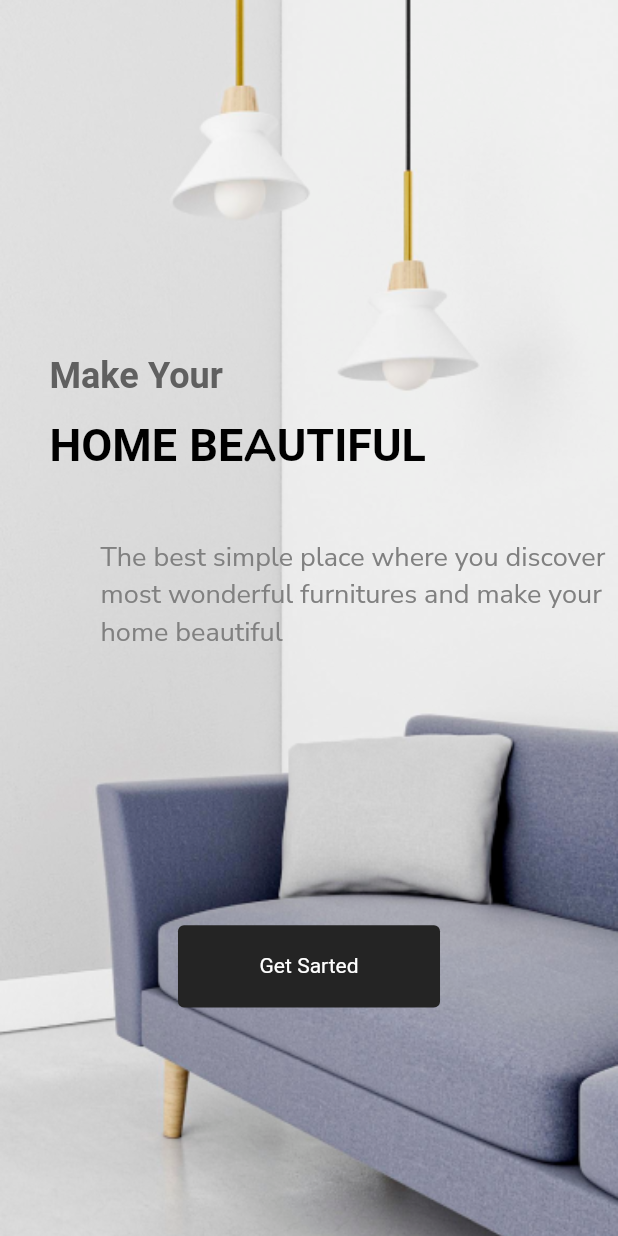
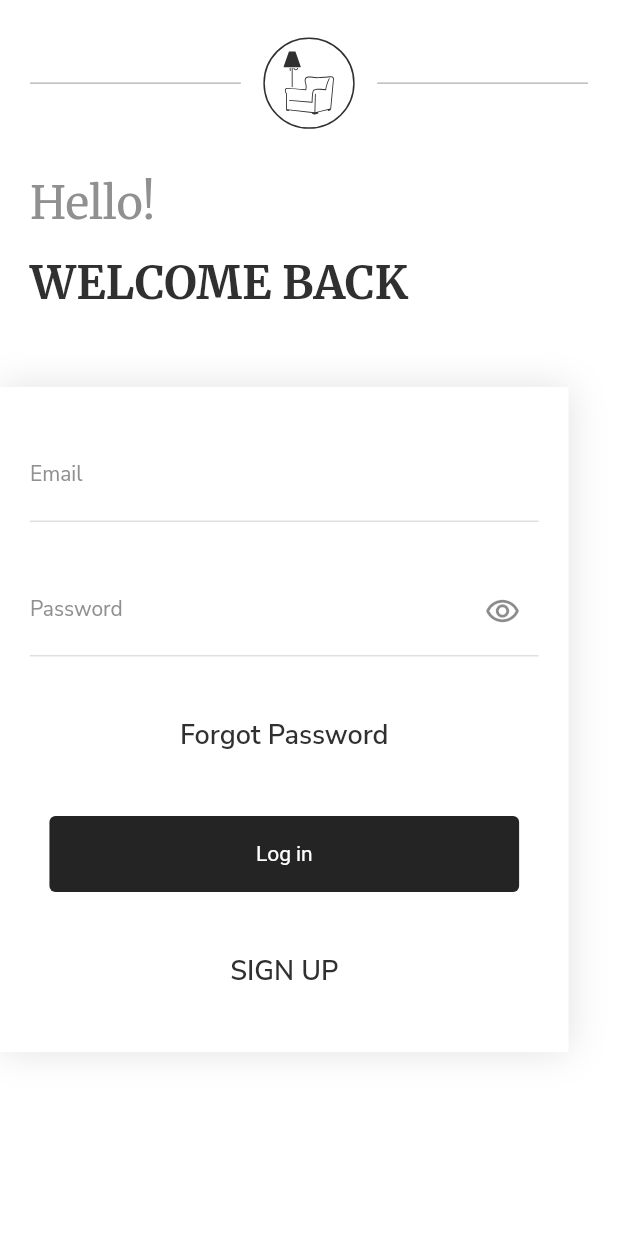
Before and after one commit to Lazizbek97/Furniture_App, a Flutter app: the screen it shows after launch, after a tap on "Get Sarted", on a phone screen of 412 x 824 dp. Run offline on Flutter 3.47's test engine with Material 2 defaults, Android fonts, the phone set to English and light mode, and no system bars; our stand-ins replace flutter_svg, google_fonts; Roboto replaces fonts that are missing (Gelasio).

Commit message:
Sign in/up page added

```diff
--- a/lib/core/utils/constants.dart
+++ b/lib/core/utils/constants.dart
@@ -3,17 +3,30 @@ import 'package:flutter/material.dart';
 class Constants {
   // Font Family
   // Colors
-  static Color subtitleTextColor = const Color(0xff808080);
-  static Color discTextColor = const Color(0xff606060);
+  static Color color80 = const Color(0xff808080);
+  static Color color60 = const Color(0xff606060);
+  static Color color30 = const Color(0xff303030);
+  static Color color90 = const Color(0xff909090);
+
+  static Color dividerColor = const Color(0xffBDBDBD);
+  static Color inputBorderColor = const Color(0xffE0E0E0);
+
 
   // Sizes
   static double boardingTitle1 = 30;
   static double boardingTitle2 = 24;
+  static double disTextSize = 14;
+
+
   // FontWeight
   static FontWeight semiBold = FontWeight.w600;
   static FontWeight bold = FontWeight.w700;
+  static FontWeight regular = FontWeight.w400;
+
 
   // Images
   static String boardingImage = 'assets/images/boarding.png';
+  static String sofaImage = 'assets/images/sofa.svg';
+
   // BorderRadius
 }
--- a/lib/core/utils/router.dart
+++ b/lib/core/utils/router.dart
@@ -1,6 +1,8 @@
 import 'package:flutter/material.dart';
-import 'package:flutter/widgets.dart';
 import 'package:furniture_app/screens/presentations/borading/boarding.dart';
+
+import '../../screens/presentations/sign_in_page/sign_in_page.dart';
+import '../../screens/presentations/sign_up_page/sing_up_page.dart';
 
 class RouteGenerator {
   Route? routeGenerate(RouteSettings settings) {
@@ -8,7 +10,12 @@ class RouteGenerator {
     switch (settings.name) {
       case '/':
         return MaterialPageRoute(builder: (_) => const Boarding());
+      case '/signIn':
+        return MaterialPageRoute(builder: (_) => SignInPage());
+      case '/signUp':
+        return MaterialPageRoute(builder: (_) => SignUpPage());
     }
     return null;
   }
 }
+//
--- a/lib/core/utils/theme.dart
+++ b/lib/core/utils/theme.dart
@@ -8,7 +8,7 @@ class MainTheme {
   static ThemeData light = ThemeData(
     // ? FontFamily
 
-    fontFamily: GoogleFonts.nunito().fontFamily,
+    fontFamily: GoogleFonts.nunitoSans().fontFamily,
 
     // ? Elevated Buttons Style
 
--- /dev/null
+++ b/lib/core/widgets/login_top_part.dart
@@ -0,0 +1,44 @@
+import 'package:flutter/material.dart';
+import 'package:flutter_svg/svg.dart';
+
+import '../utils/constants.dart';
+import '../utils/size_config.dart';
+
+class LoginTopPart extends StatelessWidget {
+  const LoginTopPart({
+    Key? key,
+  }) : super(key: key);
+
+  @override
+  Widget build(BuildContext context) {
+    return Row(
+      children: [
+        Expanded(
+          child: Divider(
+            thickness: 1,
+            color: Constants.dividerColor,
+          ),
+        ),
+        Container(
+          height: getHeight(60),
+          width: getHeight(60),
+          margin: const EdgeInsets.symmetric(horizontal: 15),
+          padding: const EdgeInsets.all(8.0),
+          decoration: BoxDecoration(
+            color: Colors.white,
+            border: Border.all(
+              color: const Color(0xff303030),
+            ),
+            borderRadius: BorderRadius.circular(50),
+          ),
+          child: SvgPicture.asset(Constants.sofaImage),
+        ),
+        Expanded(
+            child: Divider(
+          thickness: 1,
+          color: Constants.dividerColor,
+        )),
+      ],
+    );
+  }
+}
--- /dev/null
+++ b/lib/core/widgets/name_email_input.dart
@@ -0,0 +1,35 @@
+import 'package:flutter/material.dart';
+
+import '../utils/constants.dart';
+
+class EmailNameInput extends StatelessWidget {
+  const EmailNameInput({
+    Key? key,
+    required TextEditingController constroller,
+    required String hintText,
+  })  : _hintText = hintText,
+        _constroller = constroller,
+        super(key: key);
+
+  final TextEditingController _constroller;
+  final String _hintText;
+
+  @override
+  Widget build(BuildContext context) {
+    return TextFormField(
+      controller: _constroller,
+      decoration: InputDecoration(
+        labelText: _hintText,
+        labelStyle: TextStyle(
+          fontSize: Constants.disTextSize,
+          color: Constants.color90,
+        ),
+        enabledBorder: UnderlineInputBorder(
+          borderSide: BorderSide(
+            color: Constants.inputBorderColor,
+          ),
+        ),
+      ),
+    );
+  }
+}
--- /dev/null
+++ b/lib/core/widgets/password_input.dart
@@ -0,0 +1,37 @@
+import 'package:flutter/material.dart';
+
+import '../utils/constants.dart';
+
+class PasswordInput extends StatelessWidget {
+  const PasswordInput({
+    Key? key,
+    required TextEditingController passwordConstroller,
+    required String hintText,
+  })  : _passwordConstroller = passwordConstroller,
+        _hintText = hintText,
+        super(key: key);
+
+  final TextEditingController _passwordConstroller;
+  final String _hintText;
+
+  @override
+  Widget build(BuildContext context) {
+    return TextFormField(
+      controller: _passwordConstroller,
+      obscureText: false,
+      decoration: InputDecoration(
+        labelText: _hintText,
+        labelStyle: TextStyle(
+          fontSize: Constants.disTextSize,
+          color: Constants.color90,
+        ),
+        enabledBorder: UnderlineInputBorder(
+          borderSide: BorderSide(
+            color: Constants.inputBorderColor,
+          ),
+        ),
+        suffixIcon: const Icon(Icons.remove_red_eye_outlined),
+      ),
+    );
+  }
+}
--- a/lib/screens/presentations/borading/boarding.dart
+++ b/lib/screens/presentations/borading/boarding.dart
@@ -31,7 +31,7 @@ class Boarding extends StatelessWidget {
                     "Make Your",
                     style: GoogleFonts.gelasio(
                         fontSize: Constants.boardingTitle2,
-                        color: Constants.discTextColor,
+                        color: Constants.color60,
                         fontWeight: Constants.semiBold),
                   ),
                   SizedBox(
@@ -58,7 +58,7 @@ class Boarding extends StatelessWidget {
               child: Text(
                 "The best simple place where you discover most wonderful furnitures and make your home beautiful",
                 style: GoogleFonts.nunitoSans(
-                  color: Constants.subtitleTextColor,
+                  color: Constants.color80,
                   fontSize: 18,
                 ),
               ),
@@ -70,7 +70,8 @@ class Boarding extends StatelessWidget {
                   height: getHeight(54),
                   width: getWidth(159),
                   child: ElevatedButton(
-                    onPressed: () {},
+                    onPressed: () =>
+                        Navigator.pushReplacementNamed(context, "/signIn"),
                     child: const Text("Get Sarted"),
                     style: ElevatedButton.styleFrom(),
                   ),
--- /dev/null
+++ b/lib/screens/presentations/sign_in_page/sign_in_page.dart
@@ -0,0 +1,117 @@
+import 'package:flutter/material.dart';
+import 'package:furniture_app/core/utils/constants.dart';
+import 'package:furniture_app/core/utils/size_config.dart';
+import 'package:google_fonts/google_fonts.dart';
+
+import '../../../core/widgets/login_top_part.dart';
+import '../../../core/widgets/name_email_input.dart';
+import '../../../core/widgets/password_input.dart';
+
+class SignInPage extends StatelessWidget {
+  SignInPage({Key? key}) : super(key: key);
+
+  final TextEditingController _emailConstroller = TextEditingController();
+  final TextEditingController _passwordConstroller = TextEditingController();
+
+  @override
+  Widget build(BuildContext context) {
+    return Scaffold(
+      // backgroundColor: const Color(0xffFDFDFD),
+      body: SafeArea(
+        child: Container(
+          child: Column(
+            crossAxisAlignment: CrossAxisAlignment.start,
+            // mainAxisAlignment: MainAxisAlignment.spaceAround,
+            children: [
+              Container(
+                  margin: EdgeInsets.only(bottom: getHeight(25)),
+                  padding:
+                      const EdgeInsets.symmetric(horizontal: 20, vertical: 25),
+                  child: Column(
+                    crossAxisAlignment: CrossAxisAlignment.start,
+                    children: [
+                      const LoginTopPart(),
+                      Padding(
+                        padding: EdgeInsets.fromLTRB(
+                            0, getHeight(30), 0, getHeight(15)),
+                        child: Text(
+                          "Hello!",
+                          style: GoogleFonts.merriweather(
+                            color: Constants.color90,
+                            fontSize: Constants.boardingTitle1,
+                            fontWeight: Constants.regular,
+                          ),
+                        ),
+                      ),
+                      Text(
+                        "WELCOME BACK",
+                        style: GoogleFonts.merriweather(
+                          color: Constants.color30,
+                          fontSize: Constants.boardingTitle1,
+                          fontWeight: Constants.bold,
+                        ),
+                      ),
+                    ],
+                  )),
+              Container(
+                height: getHeight(437),
+                width: getWidth(345),
+                padding:
+                    const EdgeInsets.symmetric(horizontal: 20, vertical: 15),
+                decoration: BoxDecoration(
+                  color: Colors.white,
+                  boxShadow: [
+                    BoxShadow(
+                      color: Colors.grey.shade300,
+                      blurRadius: 20,
+                    )
+                  ],
+                ),
+                child: Column(
+                  mainAxisAlignment: MainAxisAlignment.spaceAround,
+                  children: [
+                    EmailNameInput(
+                        constroller: _emailConstroller, hintText: "Email"),
+                    PasswordInput(
+                        passwordConstroller: _passwordConstroller,
+                        hintText: "Password"),
+                    TextButton(
+                      onPressed: () {},
+                      child: Text(
+                        "Forgot Password",
+                        style: TextStyle(
+                          fontWeight: Constants.semiBold,
+                          fontSize: 18,
+                          color: Constants.color30,
+                        ),
+                      ),
+                    ),
+                    SizedBox(
+                      height: getHeight(50),
+                      width: getWidth(285),
+                      child: ElevatedButton(
+                        onPressed: () {},
+                        child: const Text("Log in"),
+                      ),
+                    ),
+                    TextButton(
+                      onPressed: () => Navigator.pushNamed(context, "/signUp"),
+                      child: Text(
+                        "SIGN UP",
+                        style: TextStyle(
+                          fontWeight: Constants.semiBold,
+                          fontSize: 18,
+                          color: Constants.color30,
+                        ),
+                      ),
+                    ),
+                  ],
+                ),
+              )
+            ],
+          ),
+        ),
+      ),
+    );
+  }
+}
--- a/pubspec.yaml
+++ b/pubspec.yaml
@@ -35,6 +35,7 @@ dependencies:
   # Use with the CupertinoIcons class for iOS style icons.
   cupertino_icons: ^1.0.2
   google_fonts: ^2.3.1
+  flutter_svg: ^1.0.3
 
 dev_dependencies:
   flutter_test:
```
Also changed, not shown: lib/screens/presentations/sign_up_page/sing_up_page.dart (added, +120 -0 lines), assets/images/sofa.svg (added), pubspec.lock.
